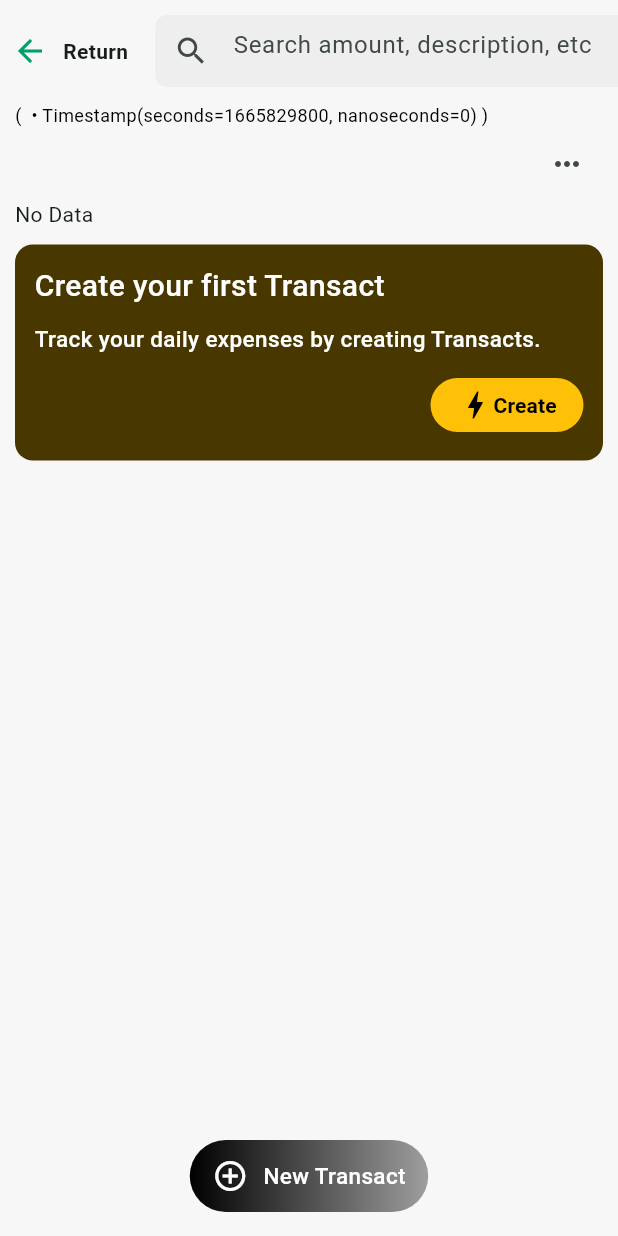
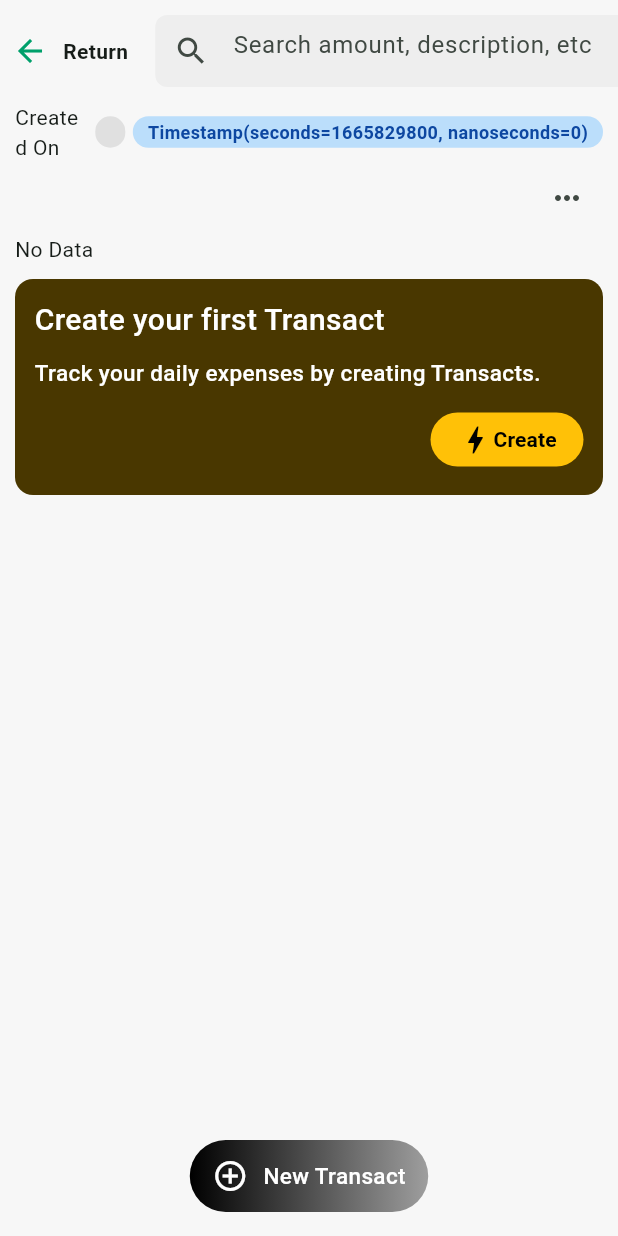
Before and after one commit to Imperial79/transaction_record_app, a Flutter app: the BookUI screen opened directly with empty values, on a phone screen of 412 x 824 dp. Run offline on Flutter 3.47's test engine with Material 2 defaults, Android fonts, the light colour scheme and no system bars; our stand-ins replace cached_network_image, cloud_firestore, date_format, firebase_auth, firebase_core, google_sign_in and 3 more; accounts and stored records are empty; Roboto replaces fonts that are missing (Product).

Commit message:
minor changes

```diff
--- a/lib/screens/Book Screens/bookUI.dart
+++ b/lib/screens/Book Screens/bookUI.dart
@@ -173,13 +173,48 @@ class _BookUIState extends State<BookUI> {
                                     //  Created On Date -------------------------->
 
                                     Padding(
-                                      padding: EdgeInsets.only(left: 10),
+                                      padding: EdgeInsets.symmetric(
+                                          horizontal: 10.0),
+                                      child: Row(
+                                        children: [
+                                          Expanded(child: Text('Created On')),
+                                          SizedBox(width: 10),
+                                          Container(
+                                            padding: EdgeInsets.symmetric(
+                                                horizontal: 10, vertical: 2),
+                                            decoration: BoxDecoration(
+                                              color: Colors.grey.shade300,
+                                              borderRadius:
+                                                  BorderRadius.circular(50),
+                                            ),
                                             child: Text(
-                                        '( ${widget.snap['date']} • ${widget.snap['time']} )',
+                                              '${widget.snap['date']}',
                                               style: TextStyle(
                                                 color: Colors.black,
+                                                fontWeight: FontWeight.w600,
                                                 fontSize: 12,
                                               ),
+                                            ),
+                                          ),
+                                          Container(
+                                            margin: EdgeInsets.only(left: 5),
+                                            padding: EdgeInsets.symmetric(
+                                                horizontal: 10, vertical: 2),
+                                            decoration: BoxDecoration(
+                                              color: Colors.blue.shade100,
+                                              borderRadius:
+                                                  BorderRadius.circular(50),
+                                            ),
+                                            child: Text(
+                                              '${widget.snap['time']}',
+                                              style: TextStyle(
+                                                color: Colors.blue.shade900,
+                                                fontWeight: FontWeight.w600,
+                                                fontSize: 12,
+                                              ),
+                                            ),
+                                          ),
+                                        ],
                                       ),
                                     ),
                                     Padding(
@@ -255,11 +290,7 @@ class _BookUIState extends State<BookUI> {
                             return Column(
                               crossAxisAlignment: CrossAxisAlignment.start,
                               children: [
-                                GestureDetector(
-                                  onTap: () {},
-                                  child: Container(
-                                    color: Colors.transparent,
-                                    child: Row(
+                                Row(
                                   children: [
                                     Expanded(
                                       child: RichText(
@@ -276,8 +307,7 @@ class _BookUIState extends State<BookUI> {
                                             ),
                                             TextSpan(
                                               text: oCcy.format(
-                                                      ds['income'] -
-                                                          ds['expense']),
+                                                  ds['income'] - ds['expense']),
                                               style: TextStyle(
                                                 fontSize: 30,
                                                 color: Colors.black,
@@ -289,49 +319,15 @@ class _BookUIState extends State<BookUI> {
                                         ),
                                       ),
                                     ),
-                                        // Container(
-                                        //   padding: EdgeInsets.symmetric(
-                                        //       horizontal: 10, vertical: 2),
-                                        //   decoration: BoxDecoration(
-                                        //     color: Colors.grey.shade100,
-                                        //     borderRadius:
-                                        //         BorderRadius.circular(5),
-                                        //     // border: Border.all(
-                                        //     //   color: Colors.grey,
-                                        //     //   width: 0.5,
-                                        //     // ),
-                                        //   ),
-                                        //   child: DropdownButton(
-                                        //     // Initial Value
-                                        //     value: _selectedType,
-                                        //     borderRadius:
-                                        //         BorderRadius.circular(5),
-                                        //     elevation: 2,
-                                        //     underline: SizedBox(),
-
-                                        //     // Down Arrow Icon
-                                        //     icon: Icon(
-                                        //       Icons.keyboard_arrow_down_rounded,
-                                        //       size: 15,
-                                        //     ),
-                                        //     isDense: true,
-                                        //     // Array list of items
-                                        //     items: items.map((String items) {
-                                        //       return DropdownMenuItem(
-                                        //         value: items,
-                                        //         child: Text(items),
-                                        //       );
-                                        //     }).toList(),
-                                        //     onChanged: (String? newValue) {
-                                        //       setState(() {
-                                        //         _selectedType = newValue!;
-                                        //         print(_selectedType);
-                                        //       });
-                                        //     },
-                                        //   ),
-                                        // ),
-
-                                        IconButton(
+                                    Container(
+                                      height: sdp(context, 30),
+                                      width: sdp(context, 30),
+                                      decoration: BoxDecoration(
+                                        shape: BoxShape.circle,
+                                        border: Border.all(color: Colors.grey),
+                                      ),
+                                      child: FittedBox(
+                                        child: IconButton(
                                           onPressed: () {
                                             showMenu(
                                               context: context,
@@ -362,13 +358,19 @@ class _BookUIState extends State<BookUI> {
                                             );
                                           },
                                           icon: Icon(
-                                            Icons.filter_list,
+                                            _selectedSortType == 'All'
+                                                ? Icons.filter_list
+                                                : _selectedSortType == 'Income'
+                                                    ? Icons
+                                                        .file_download_outlined
+                                                    : Icons
+                                                        .file_upload_outlined,
                                             color: Colors.black,
                                           ),
                                         ),
-                                      ],
                                       ),
                                     ),
+                                  ],
                                 ),
                                 SizedBox(
                                   height: 15,
```
Also changed, not shown: lib/screens/Home Screens/homeUi.dart (+60 -24 lines). Lines whose indentation alone changed are shown as unchanged.
